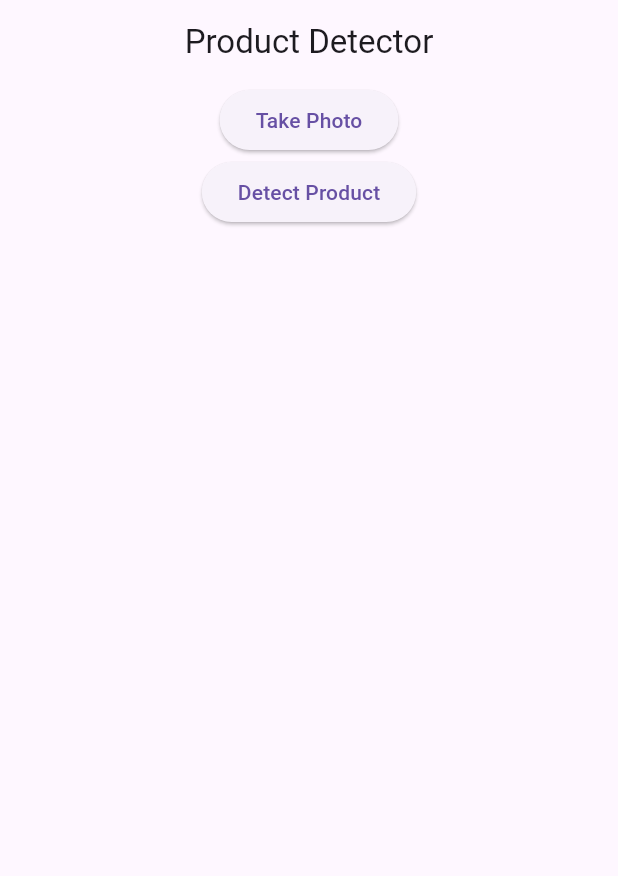
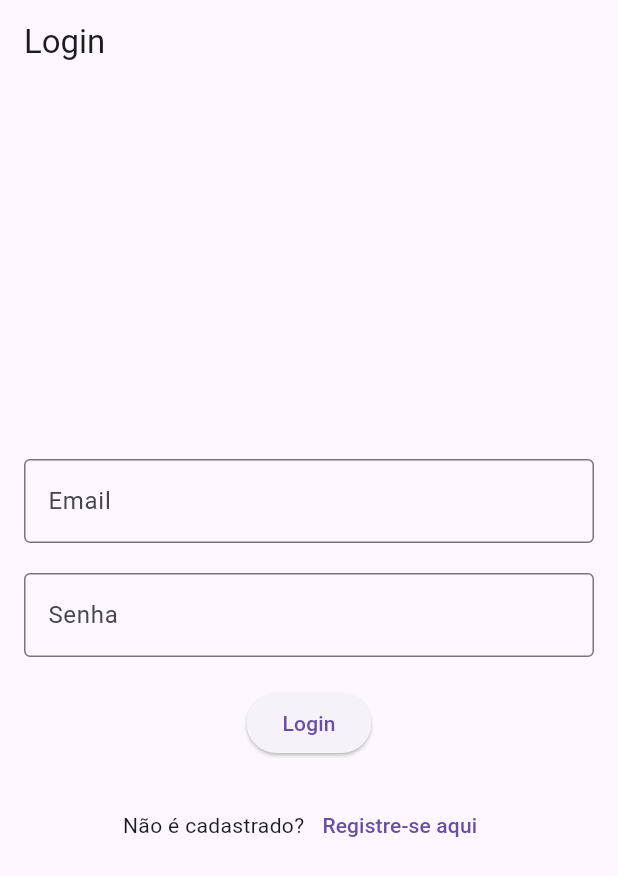
Before and after one commit to LuanFortunato/camera_ia_app, a Flutter app: the screen it shows after launch, on a phone screen of 412 x 824 dp. Shown: the top 876 px of the screen. Run offline on Flutter 3.47's test engine with Material 3 defaults, Android fonts, the phone set to English and light mode, and no system bars; our stand-ins replace firebase_auth, firebase_core, image_picker; accounts and stored records are empty.

Commit message:
add login from firebase

```diff
--- a/lib/main.dart
+++ b/lib/main.dart
@@ -1,8 +1,16 @@
+import 'package:camera_ia_app/firebase_options.dart';
+import 'package:camera_ia_app/view/login/login_page.dart';
+import 'package:firebase_auth/firebase_auth.dart';
 import 'package:flutter/material.dart';
+import 'package:firebase_core/firebase_core.dart';
 
-import 'view/product_detector_page.dart';
+import 'view/product_detector/product_detector_page.dart';
 
 Future main() async {
+  WidgetsFlutterBinding.ensureInitialized();
+  await Firebase.initializeApp(
+    options: DefaultFirebaseOptions.currentPlatform,
+  );
   runApp(const MyApp());
 }
 
@@ -13,7 +21,26 @@ class MyApp extends StatelessWidget {
   Widget build(BuildContext context) {
     return const MaterialApp(
       title: 'Product Detector',
-      home: ProductDetectorPage(),
+      home: MainPage(),
     );
   }
 }
+
+class MainPage extends StatelessWidget {
+  const MainPage({super.key});
+
+  @override
+  Widget build(BuildContext context) {
+    return Scaffold(
+        body: StreamBuilder<User?>(
+      stream: FirebaseAuth.instance.authStateChanges(),
+      builder: (context, snapshot) {
+        if (snapshot.hasData) {
+          return const ProductDetectorPage();
+        } else {
+          return const LoginScreen();
+        }
+      },
+    ));
+  }
+}
--- /dev/null
+++ b/lib/view/login/login_page.dart
@@ -0,0 +1,95 @@
+import 'package:camera_ia_app/view/login/sign_up_page.dart';
+import 'package:firebase_auth/firebase_auth.dart';
+import 'package:flutter/material.dart';
+
+class LoginScreen extends StatefulWidget {
+  const LoginScreen({super.key});
+
+  @override
+  LoginScreenState createState() => LoginScreenState();
+}
+
+class LoginScreenState extends State<LoginScreen> {
+  final TextEditingController _emailController = TextEditingController();
+  final TextEditingController _passwordController = TextEditingController();
+  final GlobalKey<FormState> _formKey = GlobalKey<FormState>();
+
+  Future _login() async {
+    if (_formKey.currentState!.validate()) {
+      await FirebaseAuth.instance.signInWithEmailAndPassword(
+        email: _emailController.text.trim(),
+        password: _passwordController.text.trim(),
+      );
+    }
+  }
+
+  @override
+  Widget build(BuildContext context) {
+    return Scaffold(
+      appBar: AppBar(title: const Text('Login')),
+      body: Form(
+        key: _formKey,
+        child: Padding(
+          padding: const EdgeInsets.all(16.0),
+          child: Column(
+            mainAxisAlignment: MainAxisAlignment.center,
+            children: <Widget>[
+              TextFormField(
+                controller: _emailController,
+                decoration: const InputDecoration(
+                  labelText: 'Email',
+                  border: OutlineInputBorder(),
+                ),
+                validator: (value) {
+                  if (value == null || value.isEmpty) {
+                    return 'Porfavor, insira um email';
+                  }
+                  return null;
+                },
+              ),
+              const SizedBox(height: 20),
+              TextFormField(
+                controller: _passwordController,
+                obscureText: true,
+                decoration: const InputDecoration(
+                  labelText: 'Senha',
+                  border: OutlineInputBorder(),
+                ),
+                validator: (value) {
+                  if (value == null || value.isEmpty) {
+                    return 'Porfavor, insira uma senha';
+                  }
+                  return null;
+                },
+              ),
+              const SizedBox(height: 20),
+              ElevatedButton(
+                onPressed: _login,
+                child: const Text('Login'),
+              ),
+              const SizedBox(height: 20),
+              Row(
+                mainAxisAlignment: MainAxisAlignment.center,
+                children: [
+                  const Text("Não é cadastrado?"),
+                  TextButton(
+                    onPressed: () {
+                      Navigator.of(context).push(
+                        MaterialPageRoute(
+                          builder: (builder) {
+                            return const SignInScreen();
+                          },
+                        ),
+                      );
+                    },
+                    child: const Text('Registre-se aqui'),
+                  ),
+                ],
+              ),
+            ],
+          ),
+        ),
+      ),
+    );
+  }
+}
```
Also changed, not shown: lib/service/image_service.dart (+1 -8 lines), lib/view/login/sign_up_page.dart (added, +95 -0 lines), lib/view/product_detector/product_detector_page.dart (renamed from lib/view/product_detector_page.dart, +4 -27 lines), pubspec.yaml (+4 -3 lines), lib/firebase_options.dart (added), lib/view/product_detector/image_details_widget.dart (renamed from lib/view/image_details_widget.dart), pubspec.lock, 5 other files.
